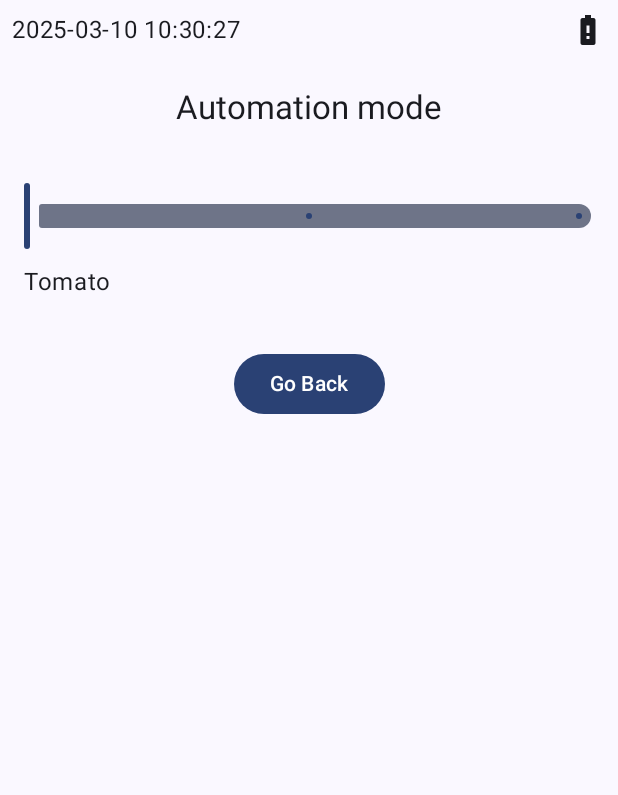
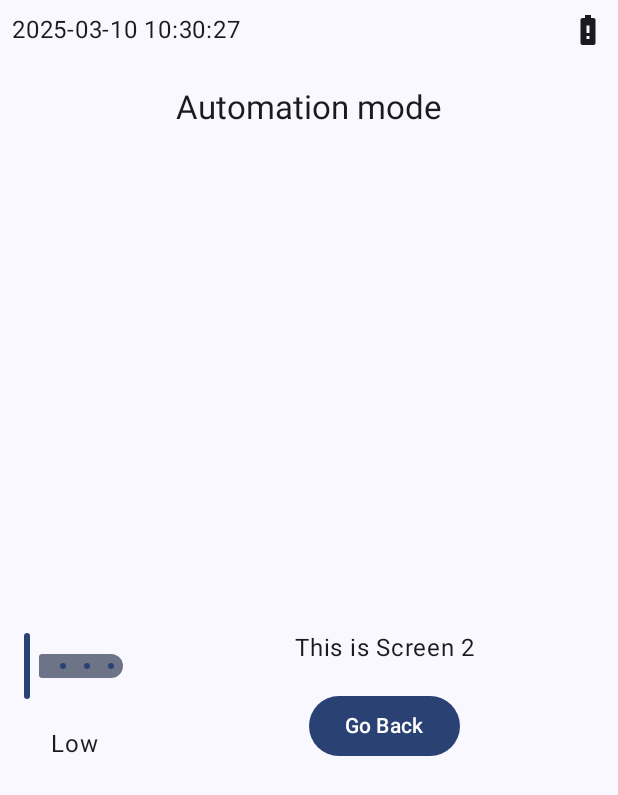
Before and after one commit to AmalAliEg/Smart_WeightApp_GUI, an Android app built with Jetpack Compose: the Screen2 screen opened through its navigation route, on a phone screen of 412 x 824 dp. Shown: the top 795 px of the screen. Run offline under Robolectric (Android 15) with nearby library versions, the phone set to English and light mode, and no system bars.

```diff
--- a/app/src/main/java/com/example/al_awal/MainActivity.kt
+++ b/app/src/main/java/com/example/al_awal/MainActivity.kt
@@ -14,6 +14,7 @@ import androidx.compose.material3.*
 import androidx.compose.runtime.*
 import androidx.compose.ui.Alignment
 import androidx.compose.ui.Modifier
+import androidx.compose.ui.graphics.graphicsLayer
 import androidx.compose.ui.platform.LocalContext
 import androidx.compose.ui.text.style.TextAlign
 import androidx.compose.ui.unit.dp
@@ -111,7 +112,7 @@ fun Screen1(navController: NavController) {
         topBar = {
             Column {
                 DateTimeBatteryTab()
-                CenterAlignedTopAppBar(title = { Text("Welcome to the Smart Weight-App <3") })
+                CenterAlignedTopAppBar(title = { Text("Welcome to the Smart Weight-App") })
             }
         },
         content = { innerPadding ->
@@ -139,7 +140,7 @@ fun Screen1(navController: NavController) {
 @Composable
 fun Screen2(navController: NavController) {
     var sliderPosition by remember { mutableStateOf(0f) }
-    val texts = listOf("Tomato", "Potato", "Avocado","onion","Apple","Orange","Grallic") // Your texts for the slider
+    val sliderLabels = listOf("Low", "Medium", "High")
 
     Scaffold(
         topBar = {
@@ -149,37 +150,44 @@ fun Screen2(navController: NavController) {
             }
         },
         content = { innerPadding ->
-            Column(
+            Row(
                 modifier = Modifier
                     .fillMaxSize()
-                    .padding(innerPadding),
-                horizontalAlignment = Alignment.CenterHorizontally // Center horizontally
+                    .padding(innerPadding)
             ) {
-                Box(
+                // Slider on the left side
+                Column(
                     modifier = Modifier
-                        .fillMaxWidth() // Fill width for alignment
-                        .padding(16.dp) // Add padding around the Box
+                        .fillMaxHeight()
+                        .width(100.dp)
+                        .padding(16.dp),
+                    verticalArrangement = Arrangement.Center,
+                    horizontalAlignment = Alignment.CenterHorizontally
                 ) {
-                    Column(
-                        modifier = Modifier.align(Alignment.CenterStart) // Align to left-center
-                    ) {
-                        Slider(
-                            value = sliderPosition,
-                            onValueChange = { sliderPosition = it },
-                            valueRange = 0f..7f, // Range corresponding to the number of texts
-                            steps = 1 // Number of steps between texts - 1 less than the number of texts
-                        )
-
-                        Spacer(modifier = Modifier.height(8.dp)) // Space between slider and text
-
-                        Text(text = texts[sliderPosition.toInt()]) // Display the selected text
-                    }
+                    Slider(
+                        value = sliderPosition,
+                        onValueChange = { sliderPosition = it },
+                        valueRange = 0f..2f,
+                        steps = 2,
+                        modifier = Modifier.width(100.dp) // Set the width of the slider
+                    )
+                    Spacer(modifier = Modifier.height(16.dp))
+                    Text(text = sliderLabels[sliderPosition.toInt()])
                 }
 
-
-                Spacer(modifier = Modifier.height(16.dp))
-                Button(onClick = { navController.popBackStack() }) {
-                    Text("Go Back")
+                // Content on the right side
+                Column(
+                    modifier = Modifier
+                        .fillMaxSize()
+                        .padding(16.dp),
+                    verticalArrangement = Arrangement.Center,
+                    horizontalAlignment = Alignment.CenterHorizontally
+                ) {
+                    Text("This is Screen 2", textAlign = TextAlign.Center)
+                    Spacer(modifier = Modifier.height(16.dp))
+                    Button(onClick = { navController.popBackStack() }) {
+                        Text("Go Back")
+                    }
                 }
             }
         }
```
Also changed, not shown: 19 other files.
